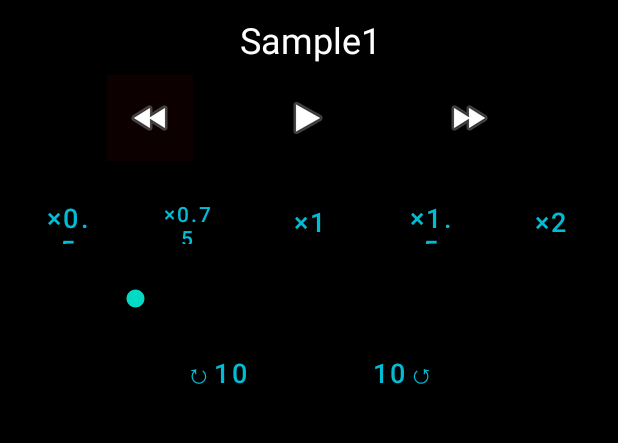
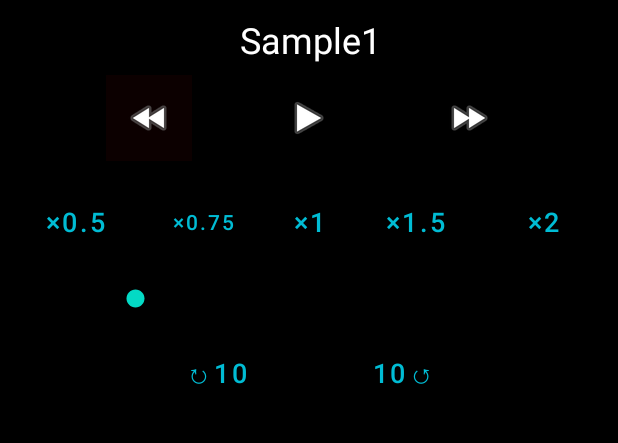
Before and after one commit to TatsuyaHasunuma0123/MusicPlayer, an Android app: the screen it shows after launch (MainActivity), on a phone screen of 412 x 824 dp, the part 606-1049 px from its top. Run offline under Robolectric (Android 15) with nearby library versions, the phone set to English and light mode, and no system bars.

Commit message:
機能を追加

```diff
--- a/app/build.gradle
+++ b/app/build.gradle
@@ -8,7 +8,7 @@ android {
 
     defaultConfig {
         applicationId "com.example.y3033906.musicplayer_y3033906"
-        minSdkVersion 16
+        minSdkVersion 23
         targetSdkVersion 30
         versionCode 1
         versionName "1.0"
--- a/app/src/main/java/com/example/y3033906/musicplayer_y3033906/MainActivity.java
+++ b/app/src/main/java/com/example/y3033906/musicplayer_y3033906/MainActivity.java
@@ -1,61 +1,132 @@
 package com.example.y3033906.musicplayer_y3033906;
 
 import android.media.MediaPlayer;
+import android.media.PlaybackParams;
 import android.os.Bundle;
 
 import androidx.appcompat.app.AppCompatActivity;
 
 import android.view.View;
 import android.widget.Button;
-import android.widget.Chronometer;
 import android.widget.ImageButton;
 import android.widget.SeekBar;
+import android.widget.TextView;
+
+import java.util.Timer;
+import java.util.TimerTask;
 
 public class MainActivity extends AppCompatActivity implements View.OnClickListener {
+    //再生する音楽のデータを入れるMusicPlayer
     private MediaPlayer player = null;
-    private ImageButton button_playback;
-    private SeekBar seekbar;
+    //再生ボタンのフィールドを用意（ボタンの画像変更のため）
+    private ImageButton music_playback;
+    //再生する音楽の時間を管理するduration
     private Integer duration;
+    //定期的にタスクを実行させるための変数time
+    Timer time = new Timer();
+    //音楽の再生番号を管理
+    private Integer musicNumber;
+    //曲のタイトルを表示する
+    TextView title,length;
+
 
     @Override
     public void onCreate(Bundle savedInstanceState) {
         super.onCreate(savedInstanceState);
         setContentView(R.layout.activity_main);
-        button_playback = findViewById(R.id.button_playback);
-        button_playback.setOnClickListener(this);
+
+        //musicNumberを初期化
+        musicNumber = 1;
+
+        //textViewを初期化
+        title = findViewById(R.id.textView_title);
+        length = findViewById(R.id.textView_time);
+
+        /*-----------------------------------イメージボタンの設定-----------------------------------*/
+        //再生ボタン
+        music_playback = findViewById(R.id.music_playback);
+        music_playback.setOnClickListener(this);
+        //「→→」ボタン
+        ImageButton next = findViewById(R.id.button_next);
+        next.setOnClickListener(this);
+        //「←←」ボタン
+        ImageButton back = findViewById(R.id.button_back);
+        back.setOnClickListener(this);
+        /*----------------------------------------------------------------------------------------*/
+
+        /*--------------------------------------ボタンの設定---------------------------------------*/
+        //「×0.5」ボタン
+        Button speed0_5 = findViewById(R.id.speed0_5);
+        speed0_5.setOnClickListener(this);
+        //「×0.75」ボタン
+        Button speed0_75 = findViewById(R.id.speed0_75);
+        speed0_75.setOnClickListener(this);
+        //「×1」ボタン
+        Button speed1 = findViewById(R.id.speed1);
+        speed1.setOnClickListener(this);
+        //「×1.5」ボタン
+        Button speed1_5 = findViewById(R.id.speed1_5);
+        speed1_5.setOnClickListener(this);
+        //「×2」ボタン
+        Button speed2 = findViewById(R.id.speed2);
+        speed2.setOnClickListener(this);
+        //「↺10」ボタン
+        Button skip10 = findViewById(R.id.sekip10);
+        skip10.setOnClickListener(this);
+        //「↻10」ボタン
+        Button back10 = findViewById(R.id.back10);
+        back10.setOnClickListener(this);
+        /*----------------------------------------------------------------------------------------*/
     }
-
 
     @Override
     protected  void onResume(){
         super.onResume();
-        player = MediaPlayer.create(this, R.raw.test);
-        //ファイルの長さを取得
+
+        //　res/raw　フォルダにある音楽ファイルを読み込み
+        setMusic();
+
+        //ファイルの長さを取得し、その値をseekBarの最大値とする
         duration = player.getDuration();
         SeekBar seekBar = findViewById(R.id.seekBar);
         seekBar.setMax(duration);
+
+        //1秒毎にタスクを実行するtime.schedule
+        time.schedule(new TimerTask() {
+            //楽曲の再生している位置を読み込み、seekBarを動かす
+            @Override
+            public void run() {
+                if(player.isPlaying()) {
+                    Integer now = player.getCurrentPosition();
+                    seekBar.setProgress(now);
+                }
+            }
+        },10,1000);
+
         seekBar.setOnSeekBarChangeListener(
                 new SeekBar.OnSeekBarChangeListener() {
                     //つまみがドラッグされると呼ばれる
                     @Override
                     public void onProgressChanged(SeekBar seekbar, int progress, boolean fromUser) {
+                        //ドラッグされた位置まで楽曲の再生位置を移動
                         player.seekTo(progress);
-                        //player.stop();
                     }
                     //つまみがタッチされた時に呼ばれる
                     @Override
                     public void onStartTrackingTouch(SeekBar seekBar) {
+                        //一時停止
                         player.pause();
-                        button_playback.setImageResource(R.drawable.ic_baseline_play_arrow_24);
+                        //一時停止されているため、再生ボタンの画像をplayに変更
+                        music_playback.setImageResource(R.drawable.ic_baseline_play_arrow_24);
                     }
                     //つまみがリリースされた時に呼ばれる
                     @Override
                     public void onStopTrackingTouch(SeekBar seekBar) {
+                        //音楽を再生
                         player.start();
-                        button_playback.setImageResource(R.drawable.ic_baseline_pause_24);
+                        //再生されるため、再生ボタンの画像をpauseに変更
+                        music_playback.setImageResource(R.drawable.ic_baseline_pause_24);
                     }
-
-
                 });
     }
 
@@ -66,48 +137,99 @@ public class MainActivity extends AppCompatActivity implements View.OnClickListe
         player.release();
     }
 
-    //終了処理(メモリの解放)
-    @Override
-    protected void  onDestroy(){
-        super.onDestroy();
-        player.release(); //メモリの解放
-        player = null; //音楽プレイヤーを破棄
-    }
+    public  void onClick(View view){
+        //再生速度を変更するために必要な変数parms
 
-    public  void onClick(View view){
-        switch(view.getId()){
-            case R.id.button_playback:
-                if(player.isPlaying()){
+        /*!!!!!!!!!!!!!!!!!!!!!!!!!!!!!!!!!!!!!!!!!!!!!!!!!!!!!!!!!!!!!!!!!!!!!!!!!!!!!!!!!!!!!!!!*/
+        /*--------------------APIレベル23以上を要求!! 23未満ではビルドエラー!!------------------------*/
+        //APIレベル23以上でなければコメントアウトをお願いします。
+        PlaybackParams params = new PlaybackParams();
+        /*!!!!!!!!!!!!!!!!!!!!!!!!!!!!!!!!!!!!!!!!!!!!!!!!!!!!!!!!!!!!!!!!!!!!!!!!!!!!!!!!!!!!!!!!*/
+
+        switch(view.getId()) {
+            //再生ボタンが押された時
+            case R.id.music_playback:
+                //再生状態であれば一時停止
+                if (player.isPlaying()) {
                     player.pause();
-                    button_playback.setImageResource(R.drawable.ic_baseline_play_arrow_24);
-                } else{
+                    //画像変更
+                    music_playback.setImageResource(R.drawable.ic_baseline_play_arrow_24);
+                }
+                //一時停止状態であれば再生
+                else {
                     player.start();
-                    button_playback.setImageResource(R.drawable.ic_baseline_pause_24);
+                    //画像変更
+                    music_playback.setImageResource(R.drawable.ic_baseline_pause_24);
                 }
+                break;
+             /*--------------------------倍速再生のボタンが押された時--------------------------------*/
+            //APIレベル23以上でなければコメントアウトをお願いします。
+            case R.id.speed0_5:
+                params.setSpeed(0.5f);
+                player.setPlaybackParams(params);
+                break;
+            case R.id.speed0_75:
+                params.setSpeed(0.75f);
+                player.setPlaybackParams(params);
+                break;
+            case R.id.speed1:
+                params.setSpeed(1.f);
+                player.setPlaybackParams(params);
+                break;
+            case R.id.speed1_5:
+                params.setSpeed(1.5f);
+                player.setPlaybackParams(params);
+                break;
+            case R.id.speed2:
+                params.setSpeed(2.f);
+                player.setPlaybackParams(params);
+                break;
+             /*-----------------------------------------------------------------------------------*/
+
+            /*---------------------10秒進める、戻すボタンが押された時---------------------------------*/
+            case R.id.sekip10:
+                if(player.isPlaying()) {
+                    Integer now = player.getCurrentPosition();
+                    Integer seekTime = now + 10000;
+                    if(seekTime > duration)
+                        seekTime = duration;
+                    player.seekTo(seekTime);
+                }
+                break;
+            case R.id.back10:
+                if(player.isPlaying()) {
+                    Integer now = player.getCurrentPosition();
+                    Integer seekTime = now - 10000;
+                    if(seekTime < 0)
+                        seekTime = 0;
+                    player.seekTo(seekTime);
+                }
+                break;
+            /*------------------------------------------------------------------------------------*/
+
+            case R.id.button_next:
+                player.stop();
+                setMusic();
+                break;
+            case R.id.button_back:
+                duration = 0;
+                player.seekTo(duration);
+                break;
         }
     }
 
-    public void setSeekBar(){
-        SeekBar seekBar = findViewById(R.id.seekBar);
-        seekBar.setProgress(0);
-        seekBar.setMax(duration);
-        seekBar.setOnSeekBarChangeListener(
-                new SeekBar.OnSeekBarChangeListener() {
-                    //つまみがドラッグされると呼ばれる
-                    @Override
-                    public void onProgressChanged(SeekBar seekbar, int progress, boolean fromUser) {
-                        player.seekTo(progress);
-                        player.start();
-                    }
-                    //つまみがタッチされた時に呼ばれる
-                    @Override
-                    public void onStartTrackingTouch(SeekBar seekBar) {
-                        player.stop();
-                    }
-                    //つまみがリリースされた時に呼ばれる
-                    @Override
-                    public void onStopTrackingTouch(SeekBar seekBar) {
-                    }
-                });
+    public void setMusic(){
+        if (musicNumber == 1){
+            player = MediaPlayer.create(this,R.raw.sample1);
+            musicNumber = 2;
+        }
+        else if(musicNumber == 2){
+            player = MediaPlayer.create(this, R.raw.sample2);
+            musicNumber = 3;
+        }
+        else if(musicNumber == 3){
+            player = MediaPlayer.create(this, R.raw.sample3);
+            musicNumber = 1;
+        }
     }
 }
--- a/app/src/main/res/layout/activity_main.xml
+++ b/app/src/main/res/layout/activity_main.xml
@@ -6,7 +6,6 @@
     android:layout_height="match_parent"
     android:background="#000000"
     tools:context=".MainActivity">
-
 
     <androidx.appcompat.widget.Toolbar
         android:id="@+id/toolbar"
@@ -25,24 +24,21 @@
         android:layout_width="340dp"
         android:layout_height="298dp"
         android:layout_marginStart="50dp"
-        android:layout_marginLeft="50dp"
         android:layout_marginTop="50dp"
         android:layout_marginEnd="50dp"
-        android:layout_marginRight="50dp"
         app:layout_constraintEnd_toEndOf="parent"
         app:layout_constraintStart_toStartOf="parent"
         app:layout_constraintTop_toBottomOf="@+id/toolbar"
-        app:srcCompat="@mipmap/ic_launcher" />
+        app:srcCompat="@mipmap/ic_launcher_round" />
 
     <ImageButton
-        android:id="@+id/button_playback"
+        android:id="@+id/music_playback"
         android:layout_width="57dp"
         android:layout_height="57dp"
-        android:layout_marginStart="48dp"
-        android:layout_marginLeft="48dp"
         android:layout_marginTop="50dp"
         android:background="#000000"
-        app:layout_constraintStart_toEndOf="@+id/button_back"
+        app:layout_constraintEnd_toEndOf="parent"
+        app:layout_constraintStart_toStartOf="parent"
         app:layout_constraintTop_toBottomOf="@+id/imageView"
         app:srcCompat="@android:drawable/ic_media_play" />
 
@@ -56,7 +52,7 @@
         android:layout_marginEnd="50dp"
         android:layout_marginRight="50dp"
         android:background="#0C0000"
-        app:layout_constraintEnd_toStartOf="@+id/button_playback"
+        app:layout_constraintEnd_toStartOf="@+id/music_playback"
         app:layout_constraintStart_toStartOf="parent"
         app:layout_constraintTop_toBottomOf="@+id/imageView"
         app:srcCompat="@android:drawable/ic_media_rew" />
@@ -72,7 +68,7 @@
         android:layout_marginRight="71dp"
         android:background="#000000"
         app:layout_constraintEnd_toEndOf="parent"
-        app:layout_constraintStart_toEndOf="@+id/button_playback"
+        app:layout_constraintStart_toEndOf="@+id/music_playback"
         app:layout_constraintTop_toBottomOf="@+id/imageView"
         app:srcCompat="@android:drawable/ic_media_ff" />
 
@@ -86,14 +82,13 @@
         android:layout_marginEnd="74dp"
         android:layout_marginRight="74dp"
         android:background="#000000"
-        android:max="4000"
         app:layout_constraintEnd_toEndOf="parent"
-        app:layout_constraintHorizontal_bias="1.0"
+        app:layout_constraintHorizontal_bias="0.487"
         app:layout_constraintStart_toStartOf="parent"
-        app:layout_constraintTop_toBottomOf="@+id/button_playback" />
+        app:layout_constraintTop_toBottomOf="@+id/music_playback" />
 
     <Button
-        android:id="@+id/button"
+        android:id="@+id/sekip10"
         android:layout_width="wrap_content"
         android:layout_height="wrap_content"
         android:layout_marginTop="10dp"
@@ -107,7 +102,7 @@
         app:layout_constraintTop_toBottomOf="@+id/seekBar" />
 
     <Button
-        android:id="@+id/button2"
+        android:id="@+id/back10"
         android:layout_width="wrap_content"
         android:layout_height="wrap_content"
         android:layout_marginStart="99dp"
@@ -121,70 +116,62 @@
         app:layout_constraintTop_toBottomOf="@+id/seekBar" />
 
     <Button
-        android:id="@+id/button3"
-        android:layout_width="70dp"
+        android:id="@+id/speed2"
+        android:layout_width="80dp"
         android:layout_height="50dp"
         android:layout_marginTop="15dp"
         android:layout_marginEnd="10dp"
-        android:layout_marginRight="10dp"
         android:text="×2"
         android:textColor="#00BCD4"
         android:textSize="18sp"
         app:backgroundTint="#000000"
         app:layout_constraintEnd_toEndOf="parent"
-        app:layout_constraintTop_toBottomOf="@+id/button_playback" />
+        app:layout_constraintTop_toBottomOf="@+id/music_playback" />
 
     <Button
-        android:id="@+id/button4"
-        android:layout_width="70dp"
+        android:id="@+id/speed1.5"
+        android:layout_width="80dp"
         android:layout_height="50dp"
         android:layout_marginTop="15dp"
-        android:layout_marginEnd="10dp"
-        android:layout_marginRight="10dp"
+        android:layout_marginEnd="5dp"
         android:text="×1.5"
         android:textColor="#00BCD4"
         android:textSize="18sp"
         app:backgroundTint="#000000"
-        app:layout_constraintEnd_toStartOf="@+id/button3"
-        app:layout_constraintTop_toBottomOf="@+id/button_playback" />
+        app:layout_constraintEnd_toStartOf="@+id/speed2"
+        app:layout_constraintTop_toBottomOf="@+id/music_playback" />
 
     <Button
-        android:id="@+id/button5"
-        android:layout_width="0dp"
+        android:id="@+id/speed1"
+        android:layout_width="80dp"
         android:layout_height="50dp"
-        android:layout_marginStart="10dp"
-        android:layout_marginLeft="10dp"
         android:layout_marginTop="15dp"
-        android:layout_marginEnd="10dp"
-        android:layout_marginRight="10dp"
         android:text="×1"
         android:textColor="#00BCD4"
         android:textSize="18sp"
         app:backgroundTint="#000000"
-        app:layout_constraintEnd_toStartOf="@+id/button4"
-        app:layout_constraintStart_toEndOf="@+id/button6"
-        app:layout_constraintTop_toBottomOf="@+id/button_playback" />
+        app:layout_constraintEnd_toStartOf="@+id/speed1.5"
+        app:layout_constraintStart_toEndOf="@+id/speed0.75"
+        app:layout_constraintTop_toBottomOf="@+id/music_playback" />
 
     <Button
-        android:id="@+id/button6"
-        android:layout_width="70dp"
+        android:id="@+id/speed0.75"
+        android:layout_width="80dp"
         android:layout_height="50dp"
-        android:layout_marginStart="10dp"
-        android:layout_marginLeft="10dp"
+        android:layout_marginStart="5dp"
         android:layout_marginTop="15dp"
         android:text="×0.75"
         android:textColor="#00BCD4"
         android:textSize="14sp"
         app:backgroundTint="#000000"
-        app:layout_constraintStart_toEndOf="@+id/button7"
-        app:layout_constraintTop_toBottomOf="@+id/button_playback" />
+        app:layout_constraintStart_toEndOf="@+id/speed0.5"
+        app:layout_constraintTop_toBottomOf="@+id/music_playback" />
 
     <Button
-        android:id="@+id/button7"
-        android:layout_width="70dp"
+        android:id="@+id/speed0.5"
+        android:layout_width="80dp"
         android:layout_height="50dp"
         android:layout_marginStart="10dp"
-        android:layout_marginLeft="10dp"
         android:layout_marginTop="15dp"
         android:text="×0.5"
         android:textColor="#00BCD4"
@@ -192,10 +179,10 @@
         app:backgroundTint="#000000"
         app:iconTint="#FFFFFF"
         app:layout_constraintStart_toStartOf="parent"
-        app:layout_constraintTop_toBottomOf="@+id/button_playback" />
+        app:layout_constraintTop_toBottomOf="@+id/music_playback" />
 
     <TextView
-        android:id="@+id/textView"
+        android:id="@+id/textView_title"
         android:layout_width="wrap_content"
         android:layout_height="wrap_content"
         android:layout_marginStart="177dp"
@@ -210,5 +197,15 @@
         app:layout_constraintStart_toStartOf="parent"
         app:layout_constraintTop_toBottomOf="@+id/imageView" />
 
+    <TextView
+        android:id="@+id/textView_time"
+        android:layout_width="wrap_content"
+        android:layout_height="31dp"
+        android:layout_marginEnd="9dp"
+        android:layout_marginBottom="113dp"
+        android:text="TextView"
+        app:layout_constraintBottom_toBottomOf="parent"
+        app:layout_constraintEnd_toEndOf="parent" />
+
 
 </androidx.constraintlayout.widget.ConstraintLayout>
```
Also changed, not shown: 2 other files.
